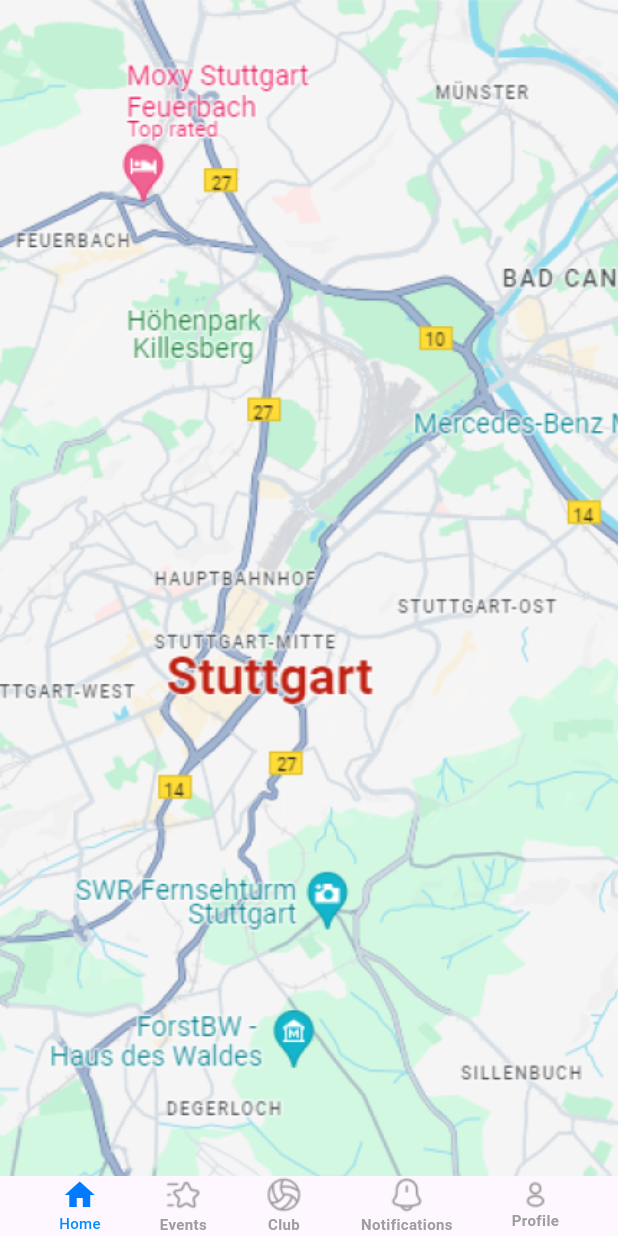
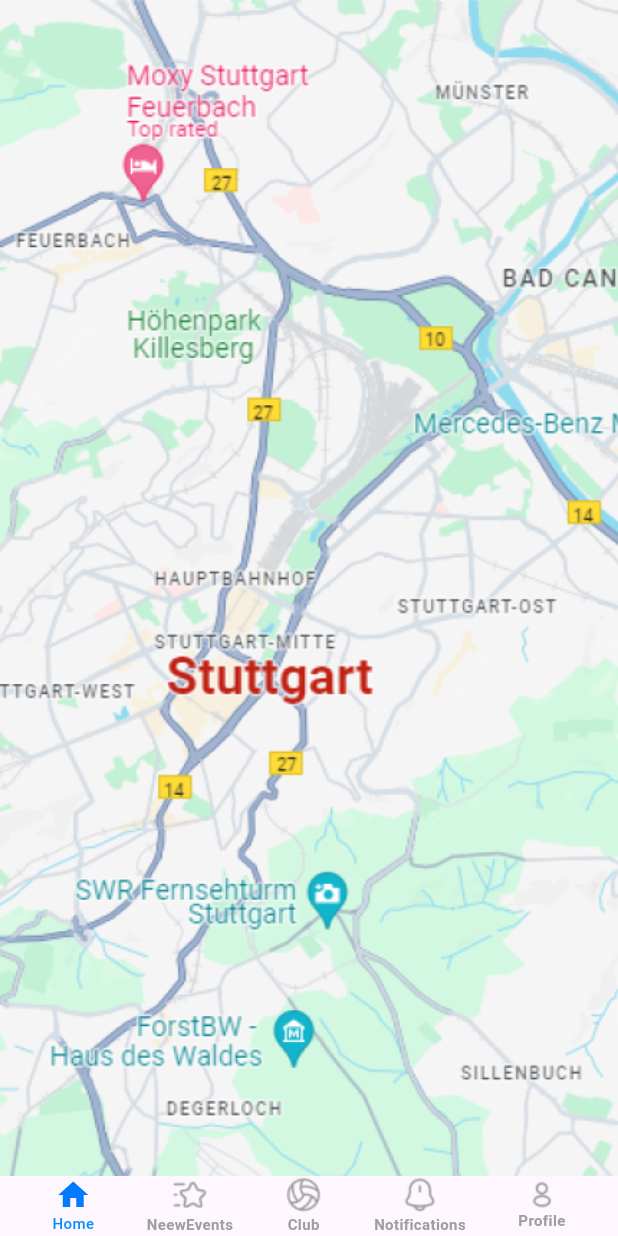
Before and after one commit to DpkSharma123/new_event, a Flutter app: the Bottomnavigationpage screen opened directly, on a phone screen of 412 x 824 dp. Run offline on Flutter 3.47's test engine with Material 3 defaults, Android fonts, the phone set to English and light mode, and no system bars; our stand-ins replace country_code_picker, font_awesome_flutter, pinput.

Commit message:
This is a new commennt. --------------

```diff
--- a/lib/bottomnavigationpage.dart
+++ b/lib/bottomnavigationpage.dart
@@ -48,7 +48,7 @@ class _Bottomnavigationpage extends State<Bottomnavigationpage> {
                     children: [
                       Image.asset('assets/star.png',
                       color:tabIndex==1?Color(0XFF007AFF):Color(0XFF9E9E9E)),
-                      Text('Events',
+                      Text('NeewEvents',
                       style:TextStyle(color:tabIndex==1?Color(0XFF007AFF):Color(0XFF9E9E9E),
                       fontSize:10,fontWeight:FontWeight.w700),),
                     ],
```
